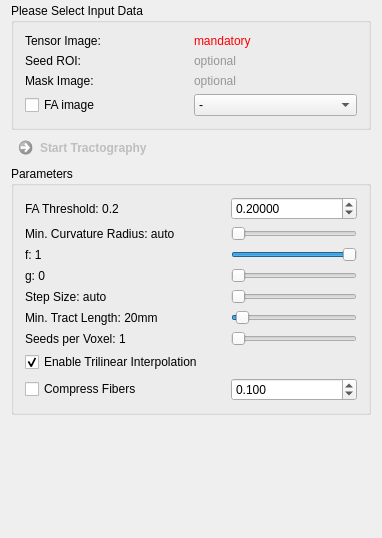
Before: the Qt Designer form Plugins/org.mitk.gui.qt.diffusionimaging/src/internal/QmitkStreamlineTrackingViewControls.ui in MITK/MITK, drawn with Qt 5.
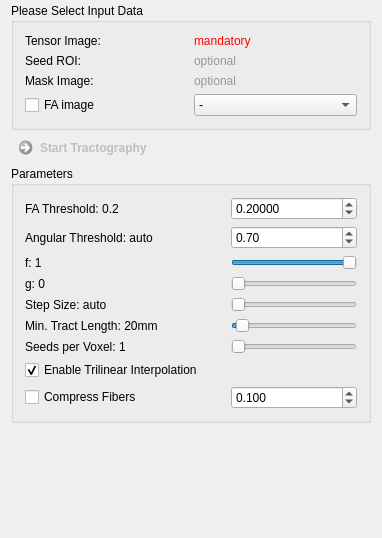
After: the same form once the commit is applied. Custom widgets are drawn as their Qt base class.

Patch:
```diff
--- a/Plugins/org.mitk.gui.qt.diffusionimaging/src/internal/QmitkStreamlineTrackingViewControls.ui
+++ b/Plugins/org.mitk.gui.qt.diffusionimaging/src/internal/QmitkStreamlineTrackingViewControls.ui
@@ -61,7 +61,81 @@
       <string>Parameters</string>
      </property>
      <layout class="QGridLayout" name="gridLayout_2">
+      <item row="6" column="0">
+       <widget class="QLabel" name="m_StepsizeLabel">
+        <property name="toolTip">
+         <string/>
+        </property>
+        <property name="text">
+         <string>Step Size: auto</string>
+        </property>
+       </widget>
+      </item>
+      <item row="11" column="0">
+       <widget class="QCheckBox" name="m_ResampleFibersBox">
+        <property name="toolTip">
+         <string>Resample fibers using the specified error constraint.</string>
+        </property>
+        <property name="text">
+         <string>Compress Fibers</string>
+        </property>
+        <property name="checked">
+         <bool>false</bool>
+        </property>
+       </widget>
+      </item>
+      <item row="3" column="0">
+       <widget class="QLabel" name="m_AngularThresholdLabel">
+        <property name="toolTip">
+         <string/>
+        </property>
+        <property name="text">
+         <string>Angular Threshold: auto</string>
+        </property>
+       </widget>
+      </item>
+      <item row="11" column="1">
+       <widget class="QDoubleSpinBox" name="m_FiberErrorBox">
+        <property name="focusPolicy">
+         <enum>Qt::StrongFocus</enum>
+        </property>
+        <property name="toolTip">
+         <string>Maximum error in mm.</string>
+        </property>
+        <property name="decimals">
+         <number>3</number>
+        </property>
+        <property name="maximum">
+         <double>10.000000000000000</double>
+        </property>
+        <property name="singleStep">
+         <double>0.010000000000000</double>
+        </property>
+        <property name="value">
+         <double>0.100000000000000</double>
+        </property>
+       </widget>
+      </item>
       <item row="4" column="1">
+       <widget class="QSlider" name="m_fSlider">
+        <property name="toolTip">
+         <string>Weighting factor between first eigenvector (f=1 equals FACT tracking) and input vector dependent direction (f=0).</string>
+        </property>
+        <property name="minimum">
+         <number>0</number>
+        </property>
+        <property name="maximum">
+         <number>100</number>
+        </property>
+        <property name="value">
+         <number>100</number>
+        </property>
+        <property name="orientation">
+         <enum>Qt::Horizontal</enum>
+        </property>
+       </widget>
+      </item>
+      <item row="5" column="1">
        <widget class="QSlider" name="m_gSlider">
         <property name="toolTip">
          <string>Weighting factor between input vector (g=0) and tensor deflection (g=1 equals TEND tracking)</string>
@@ -80,45 +154,40 @@
         </property>
        </widget>
       </item>
-      <item row="5" column="1">
-       <widget class="QSlider" name="m_StepsizeSlider">
+      <item row="10" column="0">
+       <widget class="QCheckBox" name="m_InterpolationBox">
         <property name="toolTip">
          <string>Stepsize in mm (auto = 0.1*minimal spacing)</string>
         </property>
-        <property name="minimum">
-         <number>0</number>
+        <property name="text">
+         <string>Enable Trilinear Interpolation</string>
         </property>
-        <property name="maximum">
-         <number>100</number>
+        <property name="checked">
+         <bool>true</bool>
         </property>
-        <property name="value">
-         <number>0</number>
+       </widget>
+      </item>
+      <item row="8" column="0">
+       <widget class="QLabel" name="m_SeedsPerVoxelLabel">
+        <property name="toolTip">
+         <string/>
         </property>
-        <property name="orientation">
-         <enum>Qt::Horizontal</enum>
+        <property name="text">
+         <string>Seeds per Voxel: 1</string>
         </property>
        </widget>
       </item>
-      <item row="2" column="1">
-       <widget class="QSlider" name="m_AngularThresholdSlider">
+      <item row="4" column="0">
+       <widget class="QLabel" name="m_fLabel">
         <property name="toolTip">
          <string>Minimally allowed curcature radius (in mm, interpolated auto = 0.5 minimal spacing, noninterpolated auto = 0.5 * minimal spacing)</string>
         </property>
-        <property name="minimum">
-         <number>-1</number>
+        <property name="text">
+         <string>f: 1</string>
         </property>
-        <property name="maximum">
-         <number>50</number>
-        </property>
-        <property name="value">
-         <number>-1</number>
-        </property>
-        <property name="orientation">
-         <enum>Qt::Horizontal</enum>
-        </property>
        </widget>
       </item>
-      <item row="6" column="0">
+      <item row="7" column="0">
        <widget class="QLabel" name="m_MinTractLengthLabel">
         <property name="toolTip">
          <string/>
@@ -128,27 +197,45 @@
         </property>
        </widget>
       </item>
-      <item row="1" column="0">
-       <widget class="QLabel" name="m_FaThresholdLabel">
+      <item row="7" column="1">
+       <widget class="QSlider" name="m_MinTractLengthSlider">
         <property name="toolTip">
          <string/>
         </property>
-        <property name="text">
-         <string>FA Threshold: 0.2</string>
+        <property name="minimum">
+         <number>0</number>
         </property>
+        <property name="maximum">
+         <number>500</number>
+        </property>
+        <property name="value">
+         <number>20</number>
+        </property>
+        <property name="orientation">
+         <enum>Qt::Horizontal</enum>
+        </property>
        </widget>
       </item>
-      <item row="4" column="0">
-       <widget class="QLabel" name="m_gLabel">
+      <item row="6" column="1">
+       <widget class="QSlider" name="m_StepsizeSlider">
         <property name="toolTip">
          <string/>
         </property>
-        <property name="text">
-         <string>g: 0</string>
+        <property name="minimum">
+         <number>0</number>
         </property>
+        <property name="maximum">
+         <number>100</number>
+        </property>
+        <property name="value">
+         <number>0</number>
+        </property>
+        <property name="orientation">
+         <enum>Qt::Horizontal</enum>
+        </property>
        </widget>
       </item>
-      <item row="8" column="0">
+      <item row="9" column="0">
        <spacer name="horizontalSpacer">
         <property name="orientation">
          <enum>Qt::Horizontal</enum>
@@ -164,17 +251,17 @@
         </property>
        </spacer>
       </item>
-      <item row="7" column="0">
-       <widget class="QLabel" name="m_SeedsPerVoxelLabel">
+      <item row="5" column="0">
+       <widget class="QLabel" name="m_gLabel">
         <property name="toolTip">
          <string/>
         </property>
         <property name="text">
-         <string>Seeds per Voxel: 1</string>
+         <string>g: 0</string>
         </property>
        </widget>
       </item>
-      <item row="7" column="1">
+      <item row="8" column="1">
        <widget class="QSlider" name="m_SeedsPerVoxelSlider">
         <property name="toolTip">
          <string>Number of tracts started in each voxel of the seed ROI.</string>
@@ -190,122 +277,6 @@
         </property>
        </widget>
       </item>
-      <item row="5" column="0">
-       <widget class="QLabel" name="m_StepsizeLabel">
-        <property name="toolTip">
-         <string/>
-        </property>
-        <property name="text">
-         <string>Step Size: auto</string>
-        </property>
-       </widget>
-      </item>
-      <item row="3" column="1">
-       <widget class="QSlider" name="m_fSlider">
-        <property name="toolTip">
-         <string>Weighting factor between first eigenvector (f=1 equals FACT tracking) and input vector dependent direction (f=0).</string>
-        </property>
-        <property name="minimum">
-         <number>0</number>
-        </property>
-        <property name="maximum">
-         <number>100</number>
-        </property>
-        <property name="value">
-         <number>100</number>
-        </property>
-        <property name="orientation">
-         <enum>Qt::Horizontal</enum>
-        </property>
-       </widget>
-      </item>
-      <item row="6" column="1">
-       <widget class="QSlider" name="m_MinTractLengthSlider">
-        <property name="toolTip">
-         <string>Minimum tract length in mm.</string>
-        </property>
-        <property name="minimum">
-         <number>0</number>
-        </property>
-        <property name="maximum">
-         <number>500</number>
-        </property>
-        <property name="value">
-         <number>20</number>
-        </property>
-        <property name="orientation">
-         <enum>Qt::Horizontal</enum>
-        </property>
-       </widget>
-      </item>
-      <item row="9" column="0">
-       <widget class="QCheckBox" name="m_InterpolationBox">
-        <property name="toolTip">
-         <string>Default is nearest neighbor interpolation.</string>
-        </property>
-        <property name="text">
-         <string>Enable Trilinear Interpolation</string>
-        </property>
-        <property name="checked">
-         <bool>true</bool>
-        </property>
-       </widget>
-      </item>
-      <item row="3" column="0">
-       <widget class="QLabel" name="m_fLabel">
-        <property name="toolTip">
-         <string/>
-        </property>
-        <property name="text">
-         <string>f: 1</string>
-        </property>
-       </widget>
-      </item>
-      <item row="2" column="0">
-       <widget class="QLabel" name="m_AngularThresholdLabel">
-        <property name="toolTip">
-         <string/>
-        </property>
-        <property name="text">
-         <string>Min. Curvature Radius: auto</string>
-        </property>
-       </widget>
-      </item>
-      <item row="10" column="0">
-       <widget class="QCheckBox" name="m_ResampleFibersBox">
-        <property name="toolTip">
-         <string>Resample fibers using the specified error constraint.</string>
-        </property>
-        <property name="text">
-         <string>Compress Fibers</string>
-        </property>
-        <property name="checked">
-         <bool>false</bool>
-        </property>
-       </widget>
-      </item>
-      <item row="10" column="1">
-       <widget class="QDoubleSpinBox" name="m_FiberErrorBox">
-        <property name="focusPolicy">
-         <enum>Qt::StrongFocus</enum>
-        </property>
-        <property name="toolTip">
-         <string>Maximum error in mm.</string>
-        </property>
-        <property name="decimals">
-         <number>3</number>
-        </property>
-        <property name="maximum">
-         <double>10.000000000000000</double>
-        </property>
-        <property name="singleStep">
-         <double>0.010000000000000</double>
-        </property>
-        <property name="value">
-         <double>0.100000000000000</double>
-        </property>
-       </widget>
-      </item>
       <item row="1" column="1">
        <widget class="QDoubleSpinBox" name="m_ScalarThresholdBox">
         <property name="decimals">
@@ -322,6 +293,32 @@
         </property>
        </widget>
       </item>
+      <item row="1" column="0">
+       <widget class="QLabel" name="m_FaThresholdLabel">
+        <property name="toolTip">
+         <string/>
+        </property>
+        <property name="text">
+         <string>FA Threshold: 0.2</string>
+        </property>
+       </widget>
+      </item>
+      <item row="3" column="1">
+       <widget class="QDoubleSpinBox" name="m_AngularThresholdBox">
+        <property name="decimals">
+         <number>2</number>
+        </property>
+        <property name="maximum">
+         <double>1.000000000000000</double>
+        </property>
+        <property name="singleStep">
+         <double>0.100000000000000</double>
+        </property>
+        <property name="value">
+         <double>0.700000000000000</double>
+        </property>
+       </widget>
+      </item>
      </layout>
     </widget>
    </item>
```
Left out of the diff: 8 changed lines with no effect on the pictures.
